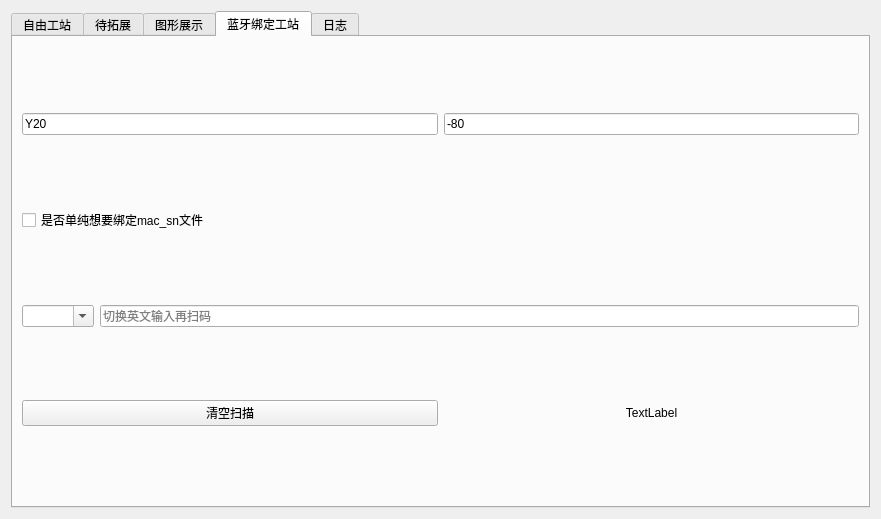
Above: work_station/freework/qfreework.ui from yuhuang163/test before the change. Below: the same form after it.
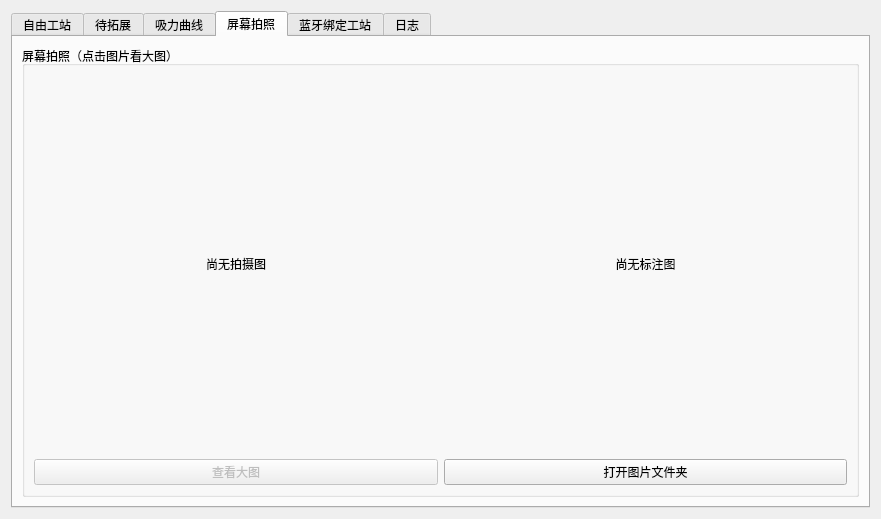
That is the form after the change. The open tabs and pages were chosen to show the change.

Commit message: 新增屏幕坏点与相似度对比 步骤   以及调试工站

Diff of the .ui file:
```diff
--- a/work_station/freework/qfreework.ui
+++ b/work_station/freework/qfreework.ui
@@ -710,7 +710,7 @@
       </widget>
       <widget class="QWidget" name="tab_chart">
        <attribute name="title">
-        <string>图形展示</string>
+        <string>吸力曲线</string>
        </attribute>
        <layout class="QGridLayout" name="gridLayout_chart">
         <item row="0" column="0">
@@ -794,6 +794,79 @@
         </item>
        </layout>
       </widget>
+      <widget class="QWidget" name="tab_screenInspect">
+       <attribute name="title">
+        <string>屏幕拍照</string>
+       </attribute>
+       <layout class="QVBoxLayout" name="verticalLayout_tabScreenInspect">
+        <item>
+         <widget class="QGroupBox" name="screenInspectPreviewGroup">
+          <property name="title">
+           <string>屏幕拍照（点击图片看大图）</string>
+          </property>
+          <layout class="QVBoxLayout" name="verticalLayout_screenInspectPreview">
+           <item>
+            <layout class="QHBoxLayout" name="horizontalLayout_screenInspectThumbs">
+             <item>
+              <widget class="QLabel" name="label_screenInspectShot">
+               <property name="minimumSize">
+                <size>
+                 <width>240</width>
+                 <height>240</height>
+                </size>
+               </property>
+               <property name="alignment">
+                <set>Qt::AlignCenter</set>
+               </property>
+               <property name="text">
+                <string>尚无拍摄图</string>
+               </property>
+              </widget>
+             </item>
+             <item>
+              <widget class="QLabel" name="label_screenInspectMark">
+               <property name="minimumSize">
+                <size>
+                 <width>240</width>
+                 <height>240</height>
+                </size>
+               </property>
+               <property name="alignment">
+                <set>Qt::AlignCenter</set>
+               </property>
+               <property name="text">
+                <string>尚无标注图</string>
+               </property>
+              </widget>
+             </item>
+            </layout>
+           </item>
+           <item>
+            <layout class="QHBoxLayout" name="horizontalLayout_screenInspectBtns">
+             <item>
+              <widget class="QPushButton" name="viewScreenInspectLargeButton">
+               <property name="enabled">
+                <bool>false</bool>
+               </property>
+               <property name="text">
+                <string>查看大图</string>
+               </property>
+              </widget>
+             </item>
+             <item>
+              <widget class="QPushButton" name="openScreenInspectFolderButton">
+               <property name="text">
+                <string>打开图片文件夹</string>
+               </property>
+              </widget>
+             </item>
+            </layout>
+           </item>
+          </layout>
+         </widget>
+        </item>
+       </layout>
+      </widget>
       <widget class="QWidget" name="tab_3">
        <attribute name="title">
         <string>蓝牙绑定工站</string>
```
The commit also changes 38 other files.
